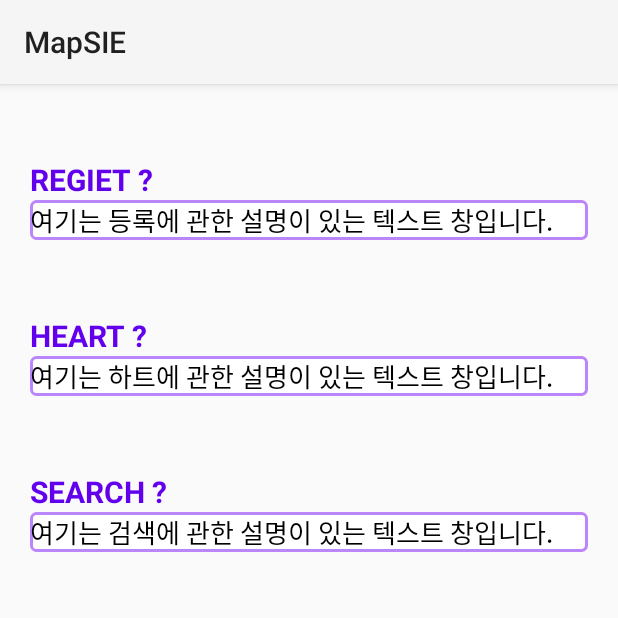
After one commit to 1ilkwon/MapSIE_android_kotlin, an Android app: the guideActivity screen opened directly, with no data from a screen before it, on a phone screen of 412 x 824 dp, the top half of it. The commit adds this screen. Run offline under Robolectric (Android 15) with nearby library versions, the phone set to English and light mode, and no system bars.

Commit message:
가이드 페이지
가이드 페이지에 관한 액티비티, xml를 추가하고
textview를 감싸는 테두리를 나타내기 위해 drawable에서 edge를 추가

```diff
--- a/MapSIE/app/src/main/AndroidManifest.xml
+++ b/MapSIE/app/src/main/AndroidManifest.xml
@@ -1,21 +1,34 @@
 <?xml version="1.0" encoding="utf-8"?>
 <manifest xmlns:android="http://schemas.android.com/apk/res/android"
+    xmlns:tools="http://schemas.android.com/tools"
     package="kr.ac.tukorea.mapsie">
-    <!-- 인터넷 사용 권한 설정 -->
+
+    <uses-permission android:name="android.permission.INTERNET" />
+    <uses-permission android:name="android.permission.ACCESS_FINE_LOCATION" />
+    <uses-permission android:name="android.permission.ACCESS_COARSE_LOCATION" />
 
     <application
         android:allowBackup="true"
-        android:icon="@mipmap/ic_launcher"
+        android:icon="@drawable/ic_launcher_foreground"
         android:label="@string/app_name"
-        android:roundIcon="@mipmap/ic_launcher_round"
+        android:networkSecurityConfig="@xml/network_security_config"
+        android:roundIcon="@drawable/ic_launcher_foreground"
         android:supportsRtl="true"
-        android:theme="@style/Theme.MapSIE">
+        android:theme="@style/Theme.MapSIE_andorid_kotlin"
+        android:usesCleartextTraffic="true">
         <activity
-            android:name=".LoginActivity"
+            android:name=".guideActivity"
             android:exported="true" />
         <activity
-            android:name=".SignUpActivity"
-            android:exported="true" />
+            android:name=".SplashActivity"
+            android:exported="true"
+            android:theme="@style/StyleSplash"> <!-- 로딩화면 -->
+            <intent-filter>
+                <action android:name="android.intent.action.MAIN" />
+
+                <category android:name="android.intent.category.LAUNCHER" />
+            </intent-filter>
+        </activity>
         <activity
             android:name=".MainActivity"
             android:exported="true">
@@ -26,6 +39,9 @@
             </intent-filter>
         </activity>
 
+        <meta-data
+            android:name="com.kakao.sdk.AppKey"
+            android:value="c1b5ca94561879af6baf9473990ac39b" />
     </application>
 
 </manifest>
--- a/MapSIE/app/src/main/java/kr/ac/tukorea/mapsie/MainActivity.kt
+++ b/MapSIE/app/src/main/java/kr/ac/tukorea/mapsie/MainActivity.kt
@@ -20,6 +20,7 @@ import com.kakao.sdk.common.model.AuthErrorCause
 import com.kakao.sdk.common.util.Utility
 import com.kakao.sdk.user.UserApiClient
 import kr.ac.tukorea.mapsie.databinding.ActivityMainBinding
+
 
 class MainActivity : AppCompatActivity() {
     private lateinit var binding: ActivityMainBinding
--- /dev/null
+++ b/MapSIE/app/src/main/java/kr/ac/tukorea/mapsie/guideActivity.kt
@@ -0,0 +1,11 @@
+package kr.ac.tukorea.mapsie
+
+import androidx.appcompat.app.AppCompatActivity
+import android.os.Bundle
+
+class guideActivity : AppCompatActivity() {
+    override fun onCreate(savedInstanceState: Bundle?) {
+        super.onCreate(savedInstanceState)
+        setContentView(R.layout.activity_guide)
+    }
+}
--- /dev/null
+++ b/MapSIE/app/src/main/res/drawable/edge.xml
@@ -0,0 +1,17 @@
+<?xml version="1.0" encoding="utf-8"?>
+<layer-list xmlns:android="http://schemas.android.com/apk/res/android">
+    <item>
+        <shape android:shape="rectangle">
+            <stroke android:width="2dp"
+                android:color="@color/purple_200"/>
+            <solid android:color="#FFFFFFFF"/>
+            <corners
+                android:bottomRightRadius="3dp"
+                android:bottomLeftRadius="3dp"
+                android:topLeftRadius="3dp"
+                android:topRightRadius="3dp"/>
+        </shape>
+    </item>
+</layer-list>
+
+<!--가이드 페이지에서 explanationText를 둘러싼 네모 칸 생성코드  -->
--- /dev/null
+++ b/MapSIE/app/src/main/res/layout/activity_guide.xml
@@ -0,0 +1,86 @@
+<?xml version="1.0" encoding="utf-8"?>
+<LinearLayout xmlns:android="http://schemas.android.com/apk/res/android"
+    xmlns:app="http://schemas.android.com/apk/res-auto"
+    xmlns:tools="http://schemas.android.com/tools"
+    android:layout_width="match_parent"
+    android:layout_height="match_parent"
+    tools:context=".guideActivity"
+    android:orientation="vertical">
+
+    <LinearLayout
+        android:layout_width="match_parent"
+        android:layout_height="wrap_content"
+        android:layout_marginTop="50dp"
+        android:layout_marginLeft="20dp"
+        android:layout_marginRight="20dp"
+        android:orientation="vertical">
+
+        <TextView
+            android:id="@+id/guidetext1"
+            android:layout_width="wrap_content"
+            android:layout_height="wrap_content"
+            android:textSize="20dp"
+            android:textStyle="bold"
+            android:textColor="@color/purple_500"
+            android:text="REGIET ?"/>
+        <TextView
+            android:id="@+id/explanationText1"
+            android:layout_width="match_parent"
+            android:layout_height="wrap_content"
+            android:textColor="@color/black"
+            android:textSize="17dp"
+            android:text="여기는 등록에 관한 설명이 있는 텍스트 창입니다."
+            android:background="@drawable/edge"/>
+    </LinearLayout>
+    <LinearLayout
+        android:layout_width="match_parent"
+        android:layout_height="wrap_content"
+        android:layout_marginTop="50dp"
+        android:layout_marginLeft="20dp"
+        android:layout_marginRight="20dp"
+        android:orientation="vertical">
+
+        <TextView
+            android:id="@+id/guidetext2"
+            android:layout_width="wrap_content"
+            android:layout_height="wrap_content"
+            android:textSize="20dp"
+            android:textStyle="bold"
+            android:textColor="@color/purple_500"
+            android:text="HEART ?"/>
+        <TextView
+            android:id="@+id/explanationText2"
+            android:layout_width="match_parent"
+            android:layout_height="wrap_content"
+            android:textColor="@color/black"
+            android:textSize="17dp"
+            android:text="여기는 하트에 관한 설명이 있는 텍스트 창입니다."
+            android:background="@drawable/edge"/>
+    </LinearLayout>
+    <LinearLayout
+        android:layout_width="match_parent"
+        android:layout_height="wrap_content"
+        android:layout_marginTop="50dp"
+        android:layout_marginLeft="20dp"
+        android:layout_marginRight="20dp"
+        android:orientation="vertical">
+
+        <TextView
+            android:id="@+id/guidetext3"
+            android:layout_width="wrap_content"
+            android:layout_height="wrap_content"
+            android:textSize="20dp"
+            android:textStyle="bold"
+            android:textColor="@color/purple_500"
+            android:text="SEARCH ?"/>
+        <TextView
+            android:id="@+id/explanationText3"
+            android:layout_width="match_parent"
+            android:layout_height="wrap_content"
+            android:textColor="@color/black"
+            android:textSize="17dp"
+            android:text="여기는 검색에 관한 설명이 있는 텍스트 창입니다."
+            android:background="@drawable/edge"/>
+    </LinearLayout>
+
+</LinearLayout>
```
